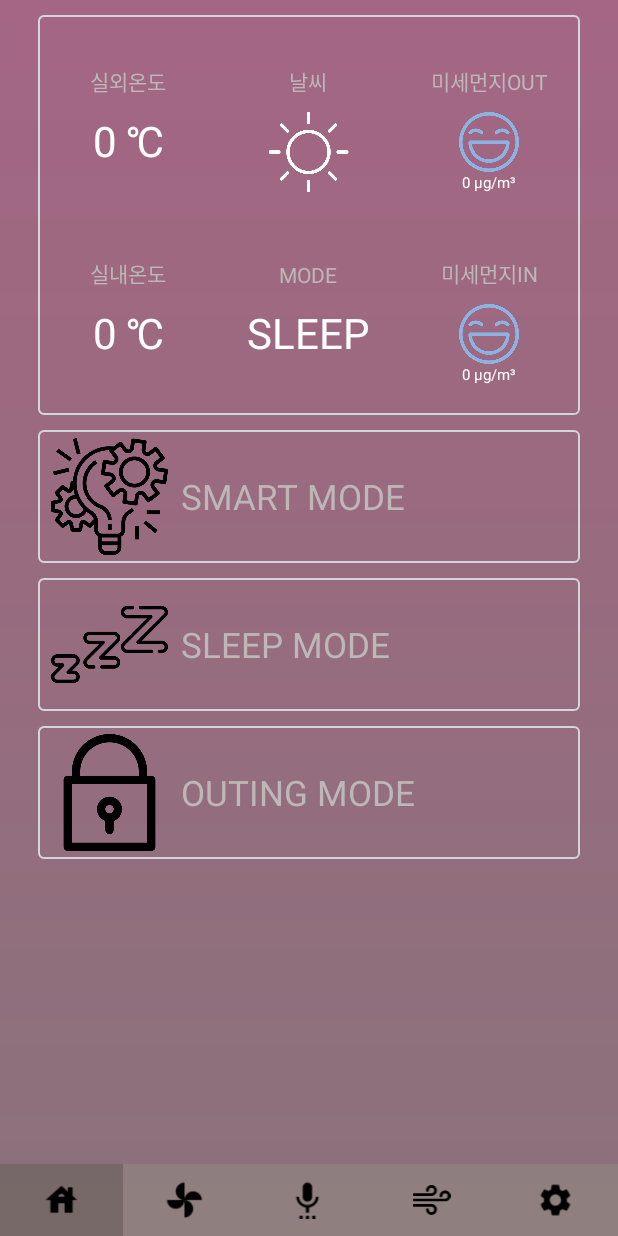
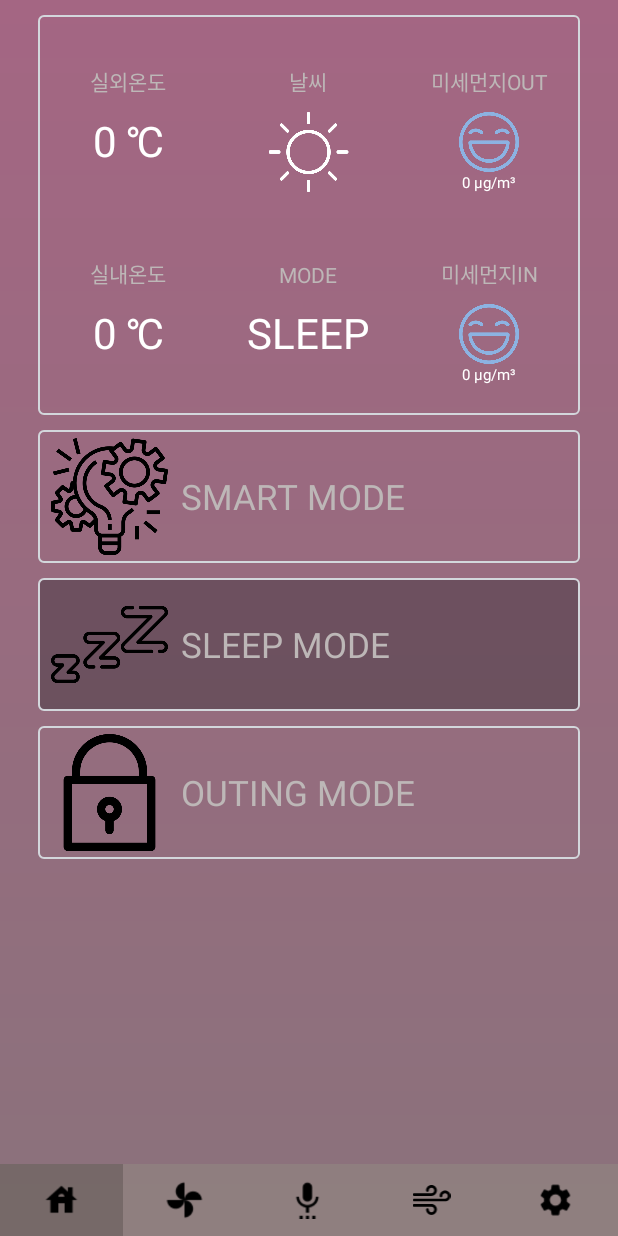
Before and after one commit to hyejinjeong9999/HomeAutomation_Android, an Android app: the FragmentHome screen opened directly, with no data from a screen before it, after a tap on "SLEEP MODE", on a phone screen of 412 x 824 dp. Run offline under Robolectric (Android 15) with nearby library versions, the phone set to English and light mode, and no system bars; our stand-ins replace Firebase (no records; nobody signed in at launch, a user with empty details on screens opened directly); libraries missing offline, so code that uses them is left out: be.tarsos.dsp; 5 statements that could not run were skipped; 2 other taps on this screen came first.

Commit message:
Update RecyclerView Item select event and Back change

```diff
--- a/app/src/main/java/recyclerViewAdapter/VerticalAdapter.java
+++ b/app/src/main/java/recyclerViewAdapter/VerticalAdapter.java
@@ -3,6 +3,7 @@ package recyclerViewAdapter;
 import android.animation.ValueAnimator;
 import android.annotation.SuppressLint;
 import android.content.Context;
+import android.graphics.Color;
 import android.util.DisplayMetrics;
 import android.util.Log;
 import android.util.SparseBooleanArray;
@@ -42,6 +43,9 @@ public class VerticalAdapter extends RecyclerView.Adapter<RecyclerView.ViewHolde
     SparseBooleanArray sparseBooleanArray = new SparseBooleanArray();
     // Item Position clicked before
     int prePosition = -1;
+
+    int oldPosition;
+    int selectedPosition;
 
     public VerticalAdapter(
             Context context, ArrayList<SystemInfoVO> itemList,WeatherVO weathers,
@@ -83,7 +87,7 @@ public class VerticalAdapter extends RecyclerView.Adapter<RecyclerView.ViewHolde
      * @param position
      */
     @Override
-    public void onBindViewHolder(@NonNull RecyclerView.ViewHolder holder, final int position) {
+    public void onBindViewHolder(@NonNull final RecyclerView.ViewHolder holder, final int position) {
         Log.v(TAG,"onBindViewHolder()"+holder.itemView);
         if (holder instanceof SystemInfo){
             Log.v(TAG,""+itemList.get(position).getTitle());
@@ -184,6 +188,13 @@ public class VerticalAdapter extends RecyclerView.Adapter<RecyclerView.ViewHolde
             }
             ((SystemInfoWeather)holder).tvSituation.setText(sensorDataVO.getDust10() + " μg/m³");
         }
+
+        ///RecyclerView Item Background Change///
+        if (selectedPosition == position && selectedPosition != 0)
+            holder.itemView.setBackgroundResource(R.drawable.round_border_select);
+        else
+            holder.itemView.setBackgroundResource(R.drawable.round_border);
+
         /**
          * //RecyclerView Touch Event (ItemVIew Click시 해당 Item에 Logic처리 가능)//
          */
@@ -192,14 +203,29 @@ public class VerticalAdapter extends RecyclerView.Adapter<RecyclerView.ViewHolde
             public void onClick(View v) {
                 Log.v(TAG,"onBindViewHolder()_onClick()_position=="+position);
                 switch (position){
+                    case  0:
+                        break;
                     case 1:
                         sharedObject.put("/ANDROID>/MODE SMART");
+                        oldPosition = selectedPosition;
+                        selectedPosition = position;
+
+                        notifyItemChanged(oldPosition);
+                        notifyItemChanged(selectedPosition);
                         break;
                     case 2:
-                        sharedObject.put("/ANDROID>/MODE SLEEP");
+                        oldPosition = selectedPosition;
+                        selectedPosition = position;
+
+                        notifyItemChanged(oldPosition);
+                        notifyItemChanged(selectedPosition);
                         break;
                     case 3:
-                        sharedObject.put("/ANDROID>/MODE OUTING");
+                        oldPosition = selectedPosition;
+                        selectedPosition = position;
+
+                        notifyItemChanged(oldPosition);
+                        notifyItemChanged(selectedPosition);
                         break;
                 }
             }
--- /dev/null
+++ b/app/src/main/res/drawable/round_border_select.xml
@@ -0,0 +1,7 @@
+<?xml version="1.0" encoding="utf-8"?>
+<shape xmlns:android="http://schemas.android.com/apk/res/android">
+    <solid android:color="@color/recyclerViewItemBackSelect"/>
+    <stroke android:width="1dip" android:color="@color/recyclerViewItemLine" />
+    <corners android:radius="3dip"/>
+    <padding android:left="0dip" android:top="0dip" android:right="0dip" android:bottom="0dip" />
+</shape>
--- a/app/src/main/res/values/colors.xml
+++ b/app/src/main/res/values/colors.xml
@@ -11,6 +11,7 @@
     <color name="tabBackGroundCol">#70918F83</color>
     <color name="recyclerItemCol">#191813</color>
     <color name="recyclerViewItemBack">#000D1115</color>
+    <color name="recyclerViewItemBackSelect">#4D0D1115</color>
     <color name="recyclerViewItemLine">#D3D7DC</color>
     <color name="recyclerViewItemFont">#BDB7B7</color>
     <color name="recyclerViewItemFontValue">#FFFFFF</color>
```
